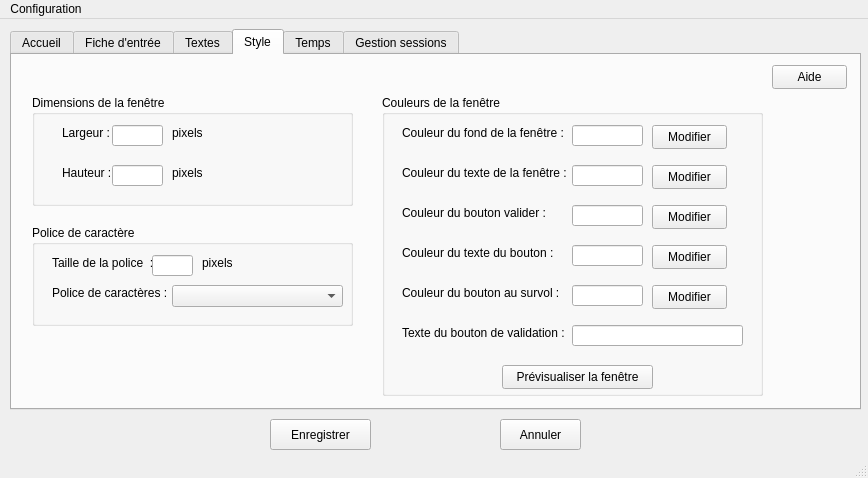
First picture: the form in configuration.ui, repository impli-osx/session_manager, before the edit.
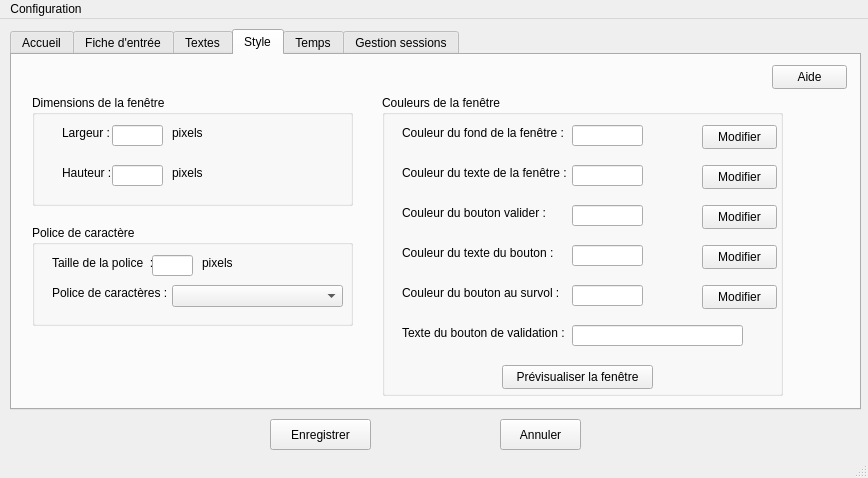
Second picture: the form after the edit.

Commit message: modified:   Ui_configuration.py 	modified:   config.json 	modified:   configuration.py 	modified:   configuration.ui 	modified:   configuration_ui.py 	deleted:    data.tmp 	modified:   fiche.py 	modified:   reglement.pdf 	new file:   reglement_.pdf 	modified:   test.py

Patch:
```diff
--- a/configuration.ui
+++ b/configuration.ui
@@ -617,7 +617,7 @@
        <rect>
         <x>370</x>
         <y>40</y>
-        <width>381</width>
+        <width>401</width>
         <height>301</height>
        </rect>
       </property>
@@ -719,7 +719,7 @@
       <widget class="QPushButton" name="mod_fond">
        <property name="geometry">
         <rect>
-         <x>270</x>
+         <x>320</x>
          <y>30</y>
          <width>75</width>
          <height>24</height>
@@ -732,7 +732,7 @@
       <widget class="QPushButton" name="mod_texte">
        <property name="geometry">
         <rect>
-         <x>270</x>
+         <x>320</x>
          <y>70</y>
          <width>75</width>
          <height>24</height>
@@ -745,7 +745,7 @@
       <widget class="QPushButton" name="mod_bouton">
        <property name="geometry">
         <rect>
-         <x>270</x>
+         <x>320</x>
          <y>110</y>
          <width>75</width>
          <height>24</height>
@@ -758,7 +758,7 @@
       <widget class="QPushButton" name="mod_bouton_texte">
        <property name="geometry">
         <rect>
-         <x>270</x>
+         <x>320</x>
          <y>150</y>
          <width>75</width>
          <height>24</height>
@@ -794,7 +794,7 @@
       <widget class="QPushButton" name="mod_bouton_survol">
        <property name="geometry">
         <rect>
-         <x>270</x>
+         <x>320</x>
          <y>190</y>
          <width>75</width>
          <height>24</height>
@@ -840,6 +840,71 @@
         <string>Prévisualiser la fenêtre</string>
        </property>
       </widget>
+      <widget class="QLabel" name="label_fond">
+       <property name="geometry">
+        <rect>
+         <x>270</x>
+         <y>30</y>
+         <width>41</width>
+         <height>21</height>
+        </rect>
+       </property>
+       <property name="text">
+        <string/>
+       </property>
+      </widget>
+      <widget class="QLabel" name="label_texte">
+       <property name="geometry">
+        <rect>
+         <x>270</x>
+         <y>70</y>
+         <width>41</width>
+         <height>21</height>
+        </rect>
+       </property>
+       <property name="text">
+        <string/>
+       </property>
+      </widget>
+      <widget class="QLabel" name="label_bouton">
+       <property name="geometry">
+        <rect>
+         <x>270</x>
+         <y>110</y>
+         <width>41</width>
+         <height>21</height>
+        </rect>
+       </property>
+       <property name="text">
+        <string/>
+       </property>
+      </widget>
+      <widget class="QLabel" name="label_bouton_texte">
+       <property name="geometry">
+        <rect>
+         <x>270</x>
+         <y>150</y>
+         <width>41</width>
+         <height>21</height>
+        </rect>
+       </property>
+       <property name="text">
+        <string/>
+       </property>
+      </widget>
+      <widget class="QLabel" name="label_survol">
+       <property name="geometry">
+        <rect>
+         <x>270</x>
+         <y>190</y>
+         <width>41</width>
+         <height>21</height>
+        </rect>
+       </property>
+       <property name="text">
+        <string/>
+       </property>
+      </widget>
      </widget>
     </widget>
     <widget class="QWidget" name="temps">
```
The commit also changes 9 other files.
